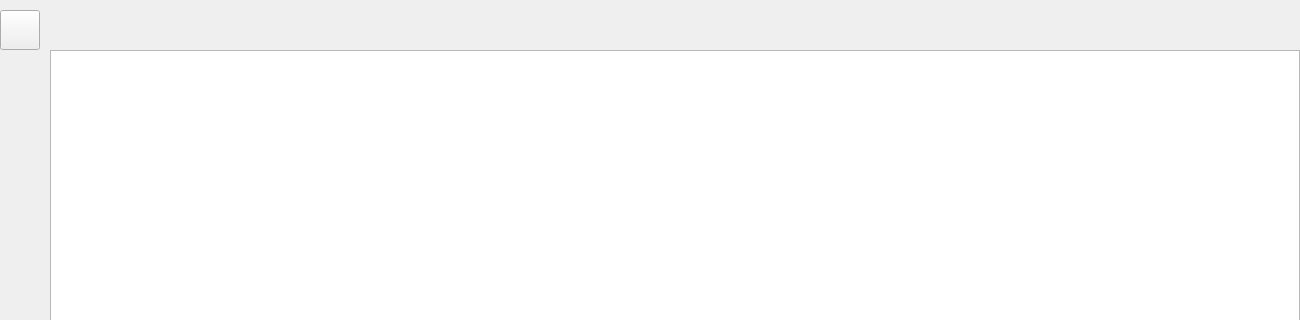
This is BMS/view/booklist.ui in adventurer-w/Books-Management-System as Qt 5 draws it before an edit; both pictures show x 0 to 1300 and y 0 to 320 of the 1300 by 730 pixel window. The edited form follows.
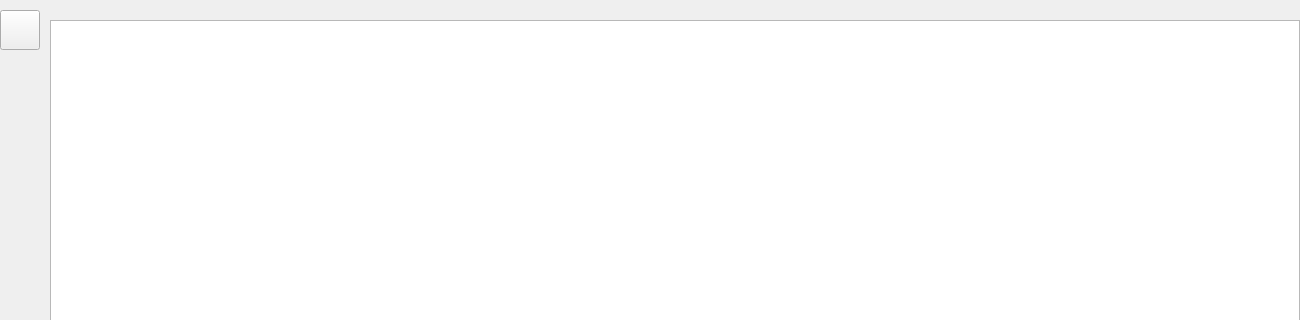
This is the edited form.

```diff
--- a/BMS/view/booklist.ui
+++ b/BMS/view/booklist.ui
@@ -17,9 +17,9 @@
    <property name="geometry">
     <rect>
      <x>50</x>
-     <y>50</y>
+     <y>20</y>
      <width>1250</width>
-     <height>630</height>
+     <height>660</height>
     </rect>
    </property>
   </widget>
```
